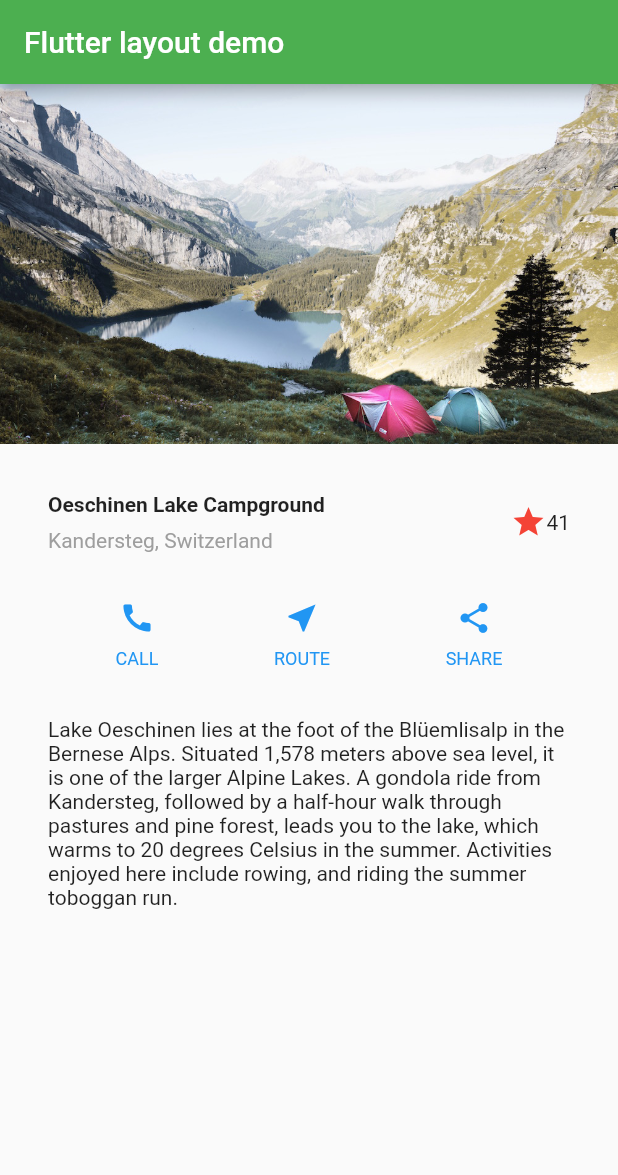
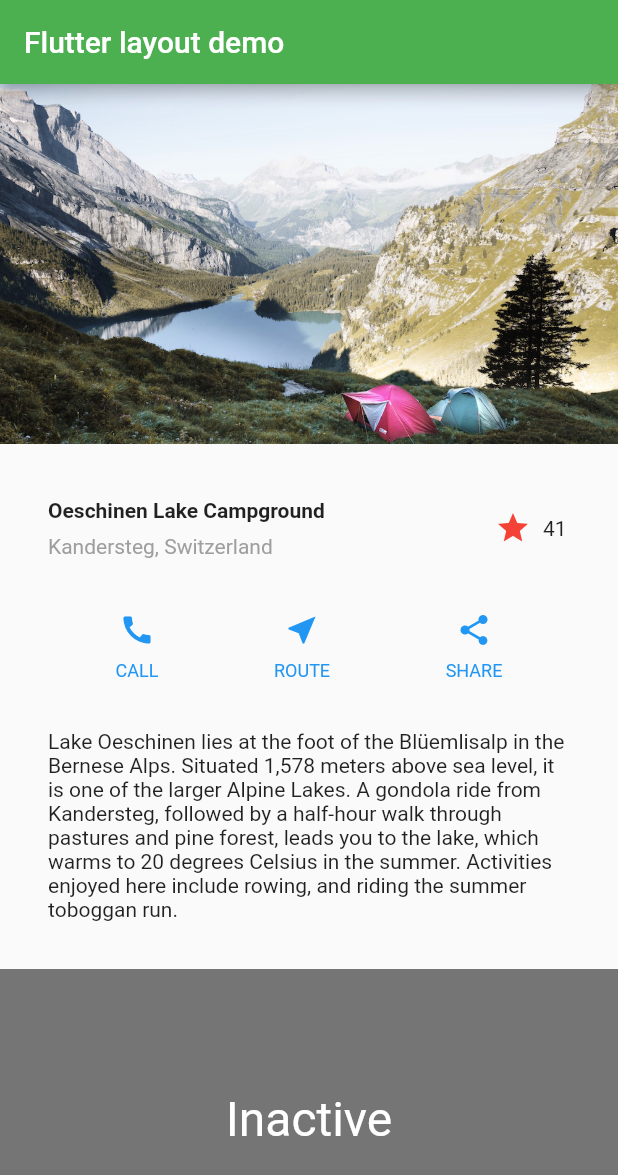
Before and after one commit to ryoNagata001/ryo_flutter_playground, a Flutter app: the screen it shows after launch, on a phone screen of 412 x 824 dp. Shown: the top 1175 px of the screen. Run offline on Flutter 3.47's test engine with Material 2 defaults, Android fonts, the phone set to English and light mode, and no system bars; network calls fail.

Commit message:
update: sample program

```diff
--- a/lib/main.dart
+++ b/lib/main.dart
@@ -1,4 +1,6 @@
 import 'package:flutter/material.dart';
+import 'package:ryo_playground/tabBox/C.dart';
+import 'package:ryo_playground/tabBox/Form.dart';
 
 void main() {
   runApp(const MyApp());
@@ -18,30 +20,17 @@ class MyApp extends StatelessWidget {
             Expanded(
               child: Column(crossAxisAlignment: CrossAxisAlignment.start, children: [
                 Container(
-                  padding: const EdgeInsets.only(bottom: 8),
-                  child: const Text(
-                    'Oeschinen Lake Campground',
-                    style: TextStyle(
-                      fontWeight: FontWeight.bold,
-                    )
-                  )
-                ),
-                Text(
-                  'Kandersteg, Switzerland',
-                  style: TextStyle(
-                    color: Colors.grey[500]
-                  )
-                )
+                    padding: const EdgeInsets.only(bottom: 8),
+                    child: const Text('Oeschinen Lake Campground',
+                        style: TextStyle(
+                          fontWeight: FontWeight.bold,
+                        ))),
+                Text('Kandersteg, Switzerland', style: TextStyle(color: Colors.grey[500]))
               ]),
             ),
-            Icon(
-              Icons.star,
-              color: Colors.red[500],
-            ),
-            const Text('41')
+            const FavoriteWidget(),
           ],
-        )
-      );
+        ));
 
     // ボタンセクション
     Color color = Theme.of(context).primaryColor;
@@ -74,11 +63,12 @@ class MyApp extends StatelessWidget {
         primarySwatch: Colors.green,
       ),
       home: Scaffold(
-        appBar: AppBar(
-          title: const Text('Flutter layout demo')
-        ),
+        appBar: AppBar(title: const Text('Flutter layout demo')),
         body: ListView(
           children: [
+            Image.network(
+              'https://images.unsplash.com/photo-1621609764095-b32bbe35cf3a?ixlib=rb-1.2.1&ixid=MnwxMjA3fDF8MHxwaG90by1wYWdlfHx8fGVufDB8fHx8&auto=format&fit=crop&w=764&q=80',
+            ),
             Image.asset(
               'images/lake.jpeg',
               width: 600,
@@ -88,9 +78,11 @@ class MyApp extends StatelessWidget {
             titleSection,
             buttonSection,
             textSection,
+            const ParentWidget(),
+            const MyStatefulWidget(),
           ],
-        )
-      )
+        ),
+      ),
     );
   }
 
@@ -114,3 +106,50 @@ class MyApp extends StatelessWidget {
     );
   }
 }
+
+class FavoriteWidget extends StatefulWidget {
+  const FavoriteWidget({Key? key}) : super(key: key);
+
+  @override
+  _FavoriteWidgetState createState() => _FavoriteWidgetState();
+}
+
+class _FavoriteWidgetState extends State<FavoriteWidget> {
+  bool _isFavorited = true;
+  int _favoriteCount = 41;
+
+  @override
+  Widget build(BuildContext context) {
+    return Row(
+      mainAxisSize: MainAxisSize.min,
+      children: [
+        Container(
+          padding: const EdgeInsets.all(0),
+          child: IconButton(
+            alignment: Alignment.centerRight,
+            icon: _isFavorited ? const Icon(Icons.star) : const Icon(Icons.star_border),
+            color: Colors.red[500],
+            onPressed: _toggleFavorite,
+          ),
+        ),
+        SizedBox(
+            width: 18,
+            child: SizedBox(
+              child: Text('$_favoriteCount'),
+            ))
+      ],
+    );
+  }
+
+  void _toggleFavorite() {
+    setState(() {
+      if (_isFavorited) {
+        _favoriteCount -= 1;
+        _isFavorited = false;
+      } else {
+        _favoriteCount += 1;
+        _isFavorited = true;
+      }
+    });
+  }
+}
--- /dev/null
+++ b/lib/tabBox/C.dart
@@ -0,0 +1,100 @@
+import 'package:flutter/material.dart';
+
+//---------------------------- ParentWidget ----------------------------
+
+class ParentWidget extends StatefulWidget {
+  const ParentWidget({Key? key}) : super(key: key);
+
+  @override
+  _ParentWidgetState createState() => _ParentWidgetState();
+}
+
+class _ParentWidgetState extends State<ParentWidget> {
+  bool _active = false;
+
+  void _handleTapboxChanged(bool newValue) {
+    setState(() {
+      _active = newValue;
+    });
+  }
+
+  @override
+  Widget build(BuildContext context) {
+    return SizedBox(
+      child: TapboxC(
+        active: _active,
+        onChanged: _handleTapboxChanged,
+      ),
+    );
+  }
+}
+
+//----------------------------- TapboxC ------------------------------
+
+class TapboxC extends StatefulWidget {
+  const TapboxC({
+    Key? key,
+    this.active = false,
+    required this.onChanged,
+  }) : super(key: key);
+
+  final bool active;
+  final ValueChanged<bool> onChanged;
+
+  @override
+  _TapboxCState createState() => _TapboxCState();
+}
+
+class _TapboxCState extends State<TapboxC> {
+  bool _highlight = false;
+
+  void _handleTapDown(TapDownDetails details) {
+    setState(() {
+      _highlight = true;
+    });
+  }
+
+  void _handleTapUp(TapUpDetails details) {
+    setState(() {
+      _highlight = false;
+    });
+  }
+
+  void _handleTapCancel() {
+    setState(() {
+      _highlight = false;
+    });
+  }
+
+  void _handleTap() {
+    widget.onChanged(!widget.active);
+  }
+
+  @override
+  Widget build(BuildContext context) {
+    // This example adds a green border on tap down.
+    // On tap up, the square changes to the opposite state.
+    return GestureDetector(
+      onTapDown: _handleTapDown, // Handle the tap events in the order that
+      onTapUp: _handleTapUp, // they occur: down, up, tap, cancel
+      onTap: _handleTap,
+      onTapCancel: _handleTapCancel,
+      child: Container(
+        child: Center(
+          child: Text(widget.active ? 'Active' : 'Inactive', style: const TextStyle(fontSize: 32.0, color: Colors.white)),
+        ),
+        width: 200.0,
+        height: 200.0,
+        decoration: BoxDecoration(
+          color: widget.active ? Colors.lightGreen[700] : Colors.grey[600],
+          border: _highlight
+              ? Border.all(
+                  color: Colors.teal[700]!,
+                  width: 10.0,
+                )
+              : null,
+        ),
+      ),
+    );
+  }
+}
--- a/pubspec.yaml
+++ b/pubspec.yaml
@@ -35,6 +35,7 @@ dependencies:
     cupertino_icons: ^1.0.2
 
 dev_dependencies:
+    # flutter_launcher_icons: '^0.9.2'
     flutter_test:
         sdk: flutter
 
@@ -87,3 +88,7 @@ flutter:
     #
     # For details regarding fonts from package dependencies,
     # see https://flutter.dev/custom-fonts/#from-packages
+# flutter_icons:
+#     android: true
+#     ios: true
+#     image_path: 'assets/icon/icon.png'
```
Also changed, not shown: lib/tabBox/A.dart (added, +38 -0 lines), lib/tabBox/B.dart (added, +65 -0 lines), lib/tabBox/Form.dart (added, +48 -0 lines), assets/icon/icon.png (added), 1 other file.
